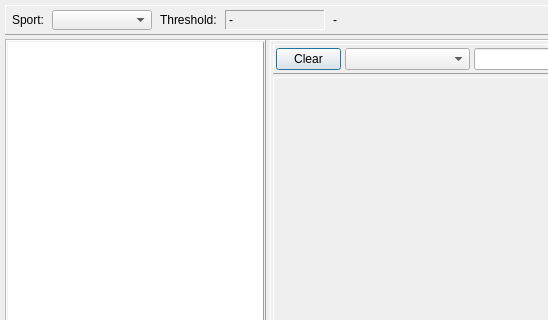
First picture: the form in dialog_workcreator.ui, repository Tria-Andy/WorkoutEditor, before the edit; both pictures show x 0 to 548 and y 0 to 320 of the 1200 by 700 pixel window.
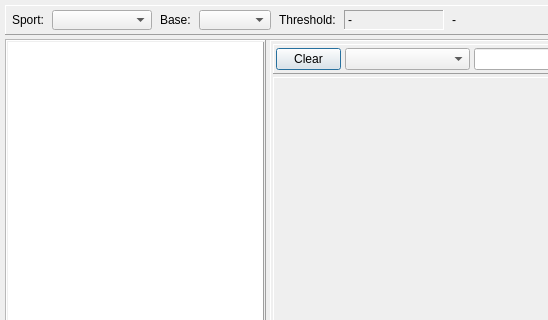
Second picture: the form after the edit. Icons and pictures are not drawn. Custom widgets are drawn as their Qt base class.

Diff of the .ui file:
```diff
--- a/dialog_workcreator.ui
+++ b/dialog_workcreator.ui
@@ -90,6 +90,16 @@
         </property>
        </widget>
       </item>
+      <item>
+       <widget class="QLabel" name="label_3">
+        <property name="text">
+         <string>Base:</string>
+        </property>
+       </widget>
+      </item>
+      <item>
+       <widget class="QComboBox" name="comboBox_thresBase"/>
+      </item>
       <item>
        <widget class="QLabel" name="label_2">
         <property name="text">
```
